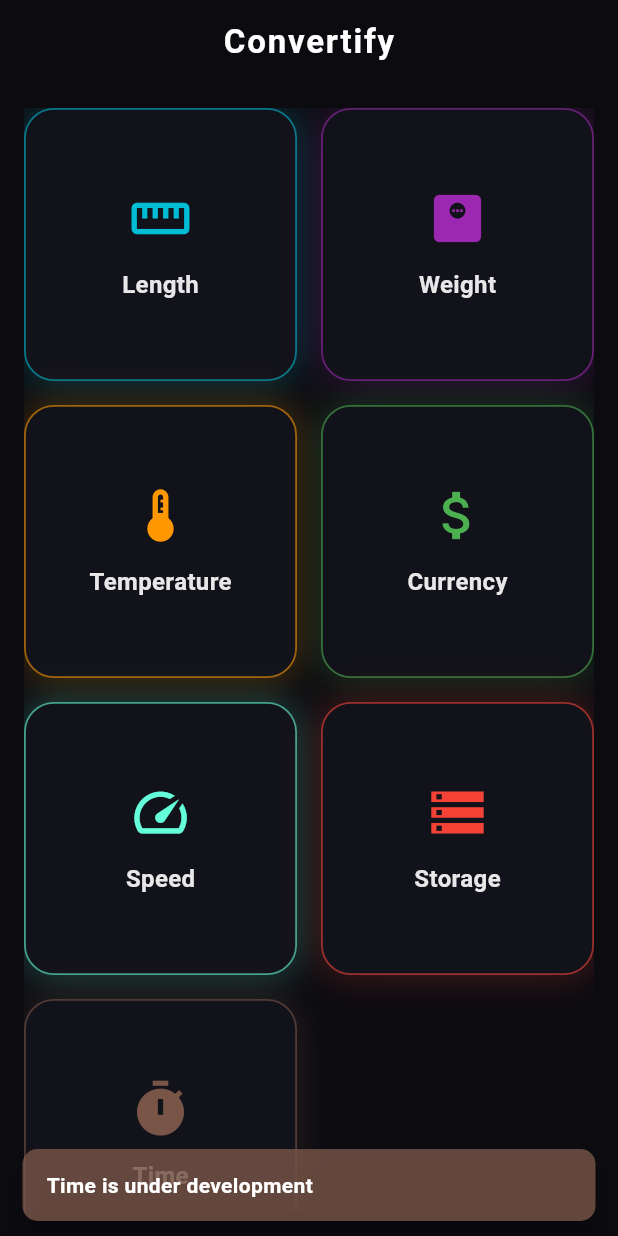
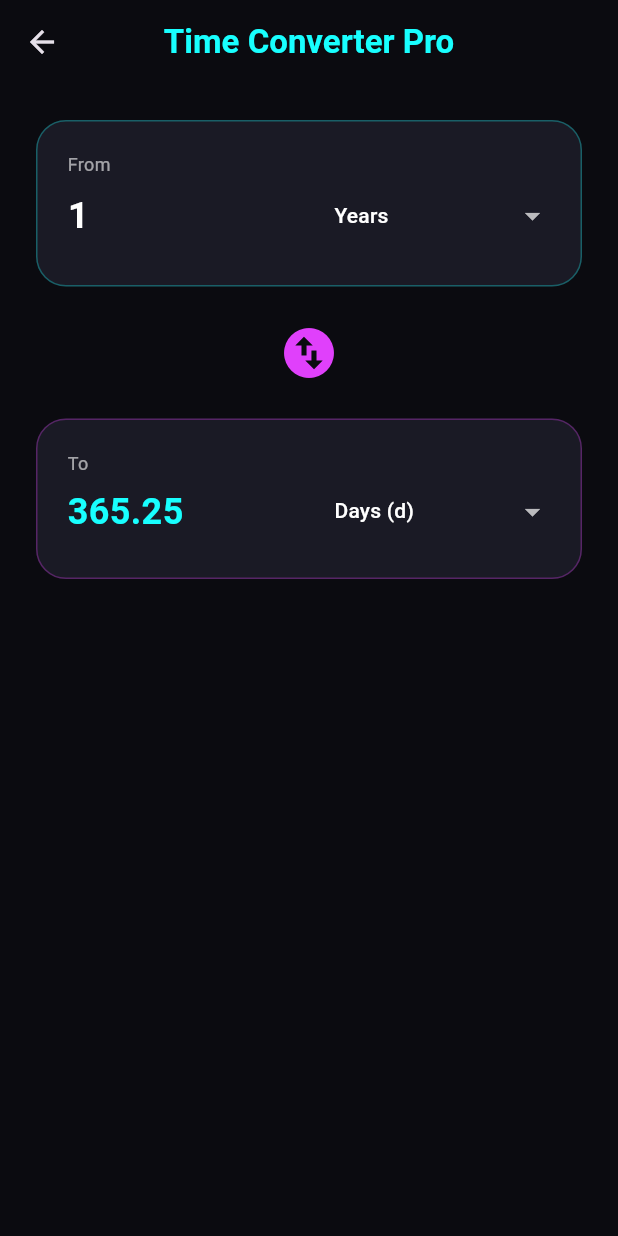
Before and after one commit to GodIuz/Convertify, a Flutter app: the screen it shows after launch, after a tap on "Time", on a phone screen of 412 x 824 dp. Run offline on Flutter 3.47's test engine with Material 3 defaults, Android fonts, the phone set to English and light mode, and no system bars; our stand-ins replace connectivity_plus.

Commit message:
new feature

```diff
--- /dev/null
+++ b/lib/feature/domain/enums/time_unit.dart
@@ -0,0 +1,18 @@
+enum TimeUnit {
+  seconds,
+  milliseconds,
+  microseconds,
+  nanoseconds,
+  picoseconds,
+  minute,
+  hour,
+  day,
+  week,
+  fortnight,
+  month,
+  quarter,
+  year,
+  decade,
+  century,
+  millennium
+}
--- /dev/null
+++ b/lib/feature/domain/extensions/time_unit_extension.dart
@@ -0,0 +1,40 @@
+import 'package:convertify/feature/domain/enums/time_unit.dart';
+
+extension TimeUnitExtension on TimeUnit{
+  String get label{
+    switch (this){
+      case TimeUnit.seconds:
+        return "Seconds (s)";
+      case TimeUnit.milliseconds:
+        return "Milliseconds (ms)";
+      case TimeUnit.microseconds:
+        return "Microseconds (μs)";
+      case TimeUnit.nanoseconds:
+        return "Nanoseconds (ns)";
+      case TimeUnit.picoseconds:
+        return "Picoseconds (ps)";
+      case TimeUnit.minute:
+        return "Minutes (m)";
+      case TimeUnit.hour:
+        return "Hours (h)";
+      case TimeUnit.day:
+        return "Days (d)";
+      case TimeUnit.week:
+        return "Week (w)";
+      case TimeUnit.fortnight:
+        return "Fortnights";
+      case TimeUnit.month:
+        return "Months";
+      case TimeUnit.quarter:
+        return "Quarter";
+      case TimeUnit.year:
+        return "Years";
+      case TimeUnit.decade:
+        return "Decades";
+      case TimeUnit.century:
+        return "Centuries";
+      case TimeUnit.millennium:
+        return "Millennium";
+    }
+  }
+}
--- /dev/null
+++ b/lib/feature/domain/services/converter_time_service.dart
@@ -0,0 +1,33 @@
+
+import 'package:convertify/feature/domain/enums/time_unit.dart';
+
+class ConverterTimeService {
+
+  static const Map<TimeUnit , double> toBaseValue = {
+   TimeUnit.picoseconds: 1e-12,
+   TimeUnit.nanoseconds: 1e-9,
+   TimeUnit.microseconds: 1e-6,
+   TimeUnit.milliseconds: 0.001,
+   TimeUnit.seconds: 1.0,
+   TimeUnit.minute: 60.0,
+   TimeUnit.hour: 3600.0,
+   TimeUnit.day: 86400.0,
+   TimeUnit.week: 604800.0,
+   TimeUnit.fortnight: 1209600.0,
+   TimeUnit.month: 2629746.0,
+   TimeUnit.quarter: 7889238.0,
+   TimeUnit.year: 31557600.0,
+   TimeUnit.decade: 315576000.0,
+   TimeUnit.century: 3155760000.0,
+   TimeUnit.millennium: 31557600000.0
+  };
+
+  double convertTime({
+    required double value,
+    required TimeUnit from,
+    required TimeUnit to,
+  }) {
+    double seconds = value * toBaseValue[from]!;
+    return seconds / toBaseValue[to]!;
+  }
+}
--- /dev/null
+++ b/lib/feature/presentation/screen/converter_time_screen.dart
@@ -0,0 +1,143 @@
+import 'package:convertify/feature/domain/enums/time_unit.dart';
+import 'package:convertify/feature/domain/extensions/time_unit_extension.dart';
+import 'package:convertify/feature/domain/services/converter_time_service.dart';
+import 'package:flutter/material.dart';
+import 'package:flutter/services.dart';
+
+class TimeConverterScreen extends StatefulWidget {
+  const TimeConverterScreen({super.key});
+
+  @override
+  State<TimeConverterScreen> createState() => _TimeConverterScreenState();
+}
+
+class _TimeConverterScreenState extends State<TimeConverterScreen> {
+  final TextEditingController _controller = TextEditingController(text: "1");
+  final ConverterTimeService _service = ConverterTimeService();
+
+  TimeUnit _fromUnit = TimeUnit.year;
+  TimeUnit _toUnit = TimeUnit.day;
+  String _result = "";
+
+  @override
+  void initState() {
+    super.initState();
+    _convert(); // Αρχικός υπολογισμός
+  }
+
+  void _convert() {
+    final double? input = double.tryParse(_controller.text);
+    if (input == null) {
+      setState(() => _result = "Invalid Input");
+      return;
+    }
+
+    final double conversion = _service.convertTime(
+      value: input,
+      from: _fromUnit,
+      to: _toUnit,
+    );
+
+    setState(() {
+      // Enterprise Tip: Χρήση Scientific Notation για πολύ μικρούς/μεγάλους αριθμούς
+      if (conversion < 0.0001 || conversion > 1000000) {
+        _result = conversion.toStringAsPrecision(4);
+      } else {
+        _result = conversion.toStringAsFixed(4).replaceAll(RegExp(r'0*$'), '').replaceAll(RegExp(r'\.$'), '');
+      }
+    });
+  }
+
+  void _swapUnits() {
+    setState(() {
+      final temp = _fromUnit;
+      _fromUnit = _toUnit;
+      _toUnit = temp;
+    });
+    _convert();
+    HapticFeedback.mediumImpact(); // Enterprise αίσθηση με haptics
+  }
+
+  @override
+  Widget build(BuildContext context) {
+    return Scaffold(
+      backgroundColor: const Color(0xFF0B0B10), // Το dark background μας
+      appBar: AppBar(
+        title: const Text("Time Converter Pro", style: TextStyle(color: Colors.cyanAccent, fontWeight: FontWeight.bold)),
+        backgroundColor: Colors.transparent,
+        elevation: 0,
+        centerTitle: true,
+      ),
+      body: Padding(
+        padding: const EdgeInsets.all(24.0),
+        child: Column(
+          children: [
+            // --- INPUT CARD ---
+            _buildUnitCard("From", _fromUnit, (val) {
+              setState(() => _fromUnit = val!);
+              _convert();
+            }, isInput: true),
+
+            const SizedBox(height: 16),
+
+            IconButton(
+              onPressed: _swapUnits,
+              icon: const Icon(Icons.swap_vert_circle, color: Colors.purpleAccent, size: 40),
+            ),
+
+            const SizedBox(height: 16),
+
+            _buildUnitCard("To", _toUnit, (val) {
+              setState(() => _toUnit = val!);
+              _convert();
+            }, isInput: false),
+
+            const Spacer(),
+          ],
+        ),
+      ),
+    );
+  }
+
+  Widget _buildUnitCard(String label, TimeUnit unit, ValueChanged<TimeUnit?> onChanged, {required bool isInput}) {
+    return Container(
+      padding: const EdgeInsets.all(20),
+      decoration: BoxDecoration(
+        color: const Color(0xFF1A1A25),
+        borderRadius: BorderRadius.circular(20),
+        border: Border.all(color: isInput ? Colors.cyanAccent.withOpacity(0.3) : Colors.purpleAccent.withOpacity(0.3)),
+      ),
+      child: Column(
+        crossAxisAlignment: CrossAxisAlignment.start,
+        children: [
+          Text(label, style: const TextStyle(color: Colors.white60, fontSize: 12)),
+          Row(
+            children: [
+              Expanded(
+                child: isInput
+                    ? TextField(
+                  controller: _controller,
+                  onChanged: (_) => _convert(),
+                  style: const TextStyle(color: Colors.white, fontSize: 24, fontWeight: FontWeight.bold),
+                  keyboardType: TextInputType.number,
+                  decoration: const InputDecoration(border: InputBorder.none, hintText: "0.0"),
+                )
+                    : Text(_result, style: const TextStyle(color: Colors.cyanAccent, fontSize: 24, fontWeight: FontWeight.bold)),
+              ),
+              DropdownButton<TimeUnit>(
+                value: unit,
+                dropdownColor: const Color(0xFF1A1A25),
+                underline: const SizedBox(),
+                items: TimeUnit.values.map((u) => DropdownMenuItem(
+                  value: u,
+                  child: Text(u.label, style: const TextStyle(color: Colors.white, fontSize: 14)),
+                )).toList(),
+                onChanged: onChanged,
+              ),
+            ],
+          ),
+        ],
+      ),
+    );
+  }
+}
--- a/lib/feature/presentation/screen/home_screen.dart
+++ b/lib/feature/presentation/screen/home_screen.dart
@@ -1,6 +1,8 @@
 import 'package:connectivity_plus/connectivity_plus.dart';
+import 'package:convertify/feature/domain/services/converter_time_service.dart';
 import 'package:convertify/feature/presentation/screen/converter_digital_screen.dart';
 import 'package:convertify/feature/presentation/screen/converter_speed_screen.dart';
+import 'package:convertify/feature/presentation/screen/converter_time_screen.dart';
 
 import 'converter_metric_screen.dart';
 import 'converter_temperature_screen.dart';
@@ -75,7 +77,24 @@ class HomeScreen extends StatelessWidget {
             _CategoryCard(
                 title: "Time",
                 icon: Icons.timer,
-                color: Colors.brown)
+                color: Colors.brown,
+                screen: TimeConverterScreen(),
+            ),
+            _CategoryCard(
+                title: "Area",
+                icon: Icons.area_chart,
+                color: Colors.lime
+            ),
+            _CategoryCard(
+                title: "Speed",
+                icon: Icons.speed,
+                color: Colors.cyanAccent
+            ),
+            _CategoryCard(
+                title: "Volume",
+                icon: Icons.volcano,
+                color: Colors.blueGrey
+            )
           ],
         ),
       ),
@@ -118,7 +137,6 @@ class _CategoryCard extends StatelessWidget {
           if (requiresInternet) {
             var connectivityResult = await (Connectivity().checkConnectivity());
             if (connectivityResult.contains(ConnectivityResult.none)) {
-              // ✅ Περνάμε το context στη συνάρτηση
               _showNoInternetDialog(context);
               return;
             }
```
Also changed, not shown: lib/feature/presentation/screen/converter_digital_screen.dart (+4 -4 lines), lib/feature/presentation/screen/converter_metric_screen.dart (+2 -20 lines), lib/feature/presentation/screen/converter_speed_screen.dart (+3 -6 lines), lib/feature/presentation/screen/converter_weight_screen.dart (+5 -3 lines), pubspec.yaml (+18 -5 lines), pubspec.lock, 2 other files.
